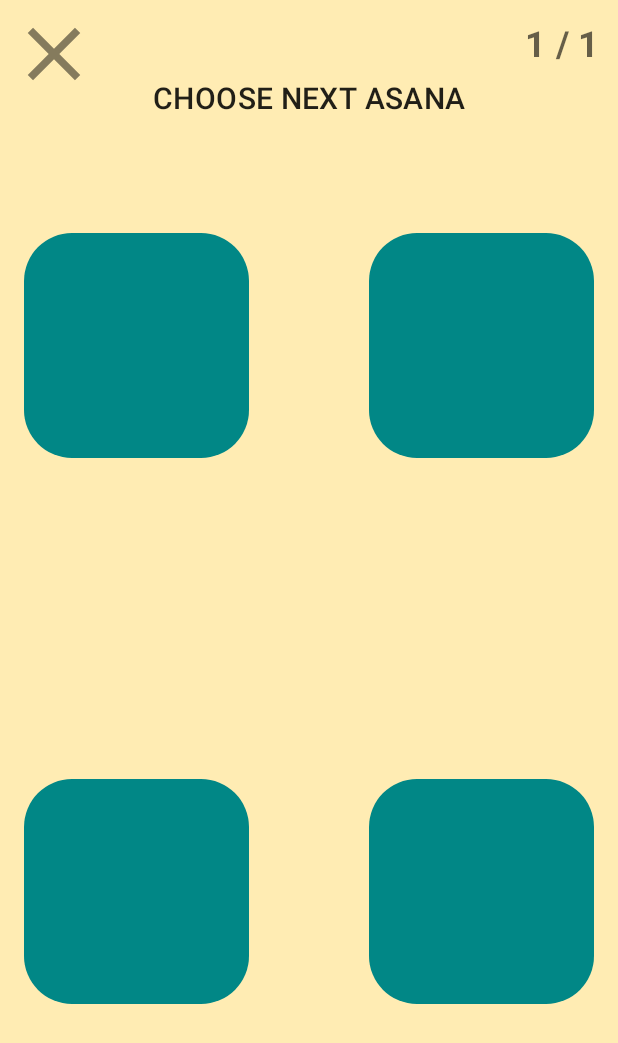
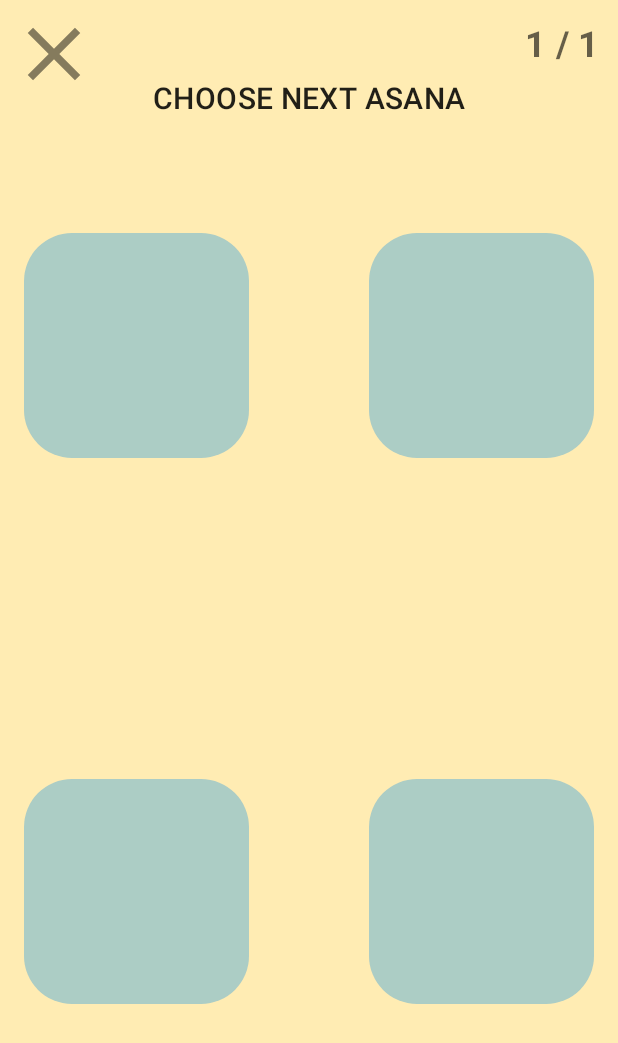
Before and after one commit to LuisCP20/AshtangaApp, an Android app: the SequenceQuestionFragment screen opened through its navigation route, on a phone screen of 412 x 824 dp. Shown: the top 1043 px of the screen. Run offline under Robolectric (Android 15) with nearby library versions, the phone set to English and light mode, and no system bars; our stand-ins replace data binding, navigation-ui; 5 statements that could not run were skipped.

```diff
--- a/app/src/main/res/drawable-v24/roundcorners.xml
+++ b/app/src/main/res/drawable-v24/roundcorners.xml
@@ -1,6 +1,6 @@
 <?xml version="1.0" encoding="utf-8"?>
 <!--https://stackoverflow.com/questions/21633637/rounded-corners-android-image-buttons answered Feb 7 '14 at 17:06 Nambi-->
 <shape xmlns:android="http://schemas.android.com/apk/res/android">
-    <solid android:color="@color/design_default_color_secondary_variant" />
+    <solid android:color="#7F59add7" />
     <corners android:radius="32dp" />
 </shape>
--- a/app/src/main/res/layout/fragment_sequence_question.xml
+++ b/app/src/main/res/layout/fragment_sequence_question.xml
@@ -42,12 +42,12 @@
             android:layout_marginTop="128dp"
             android:layout_marginEnd="8dp"
             android:layout_marginBottom="128dp"
-            android:contentDescription="@string/decorative_yoga_posture"
             app:layout_constraintBottom_toBottomOf="@+id/ConstraintLayout"
             app:layout_constraintEnd_toEndOf="parent"
             app:layout_constraintStart_toStartOf="parent"
             app:layout_constraintTop_toTopOf="parent"
             app:imageResource = "@{viewModel.asana.postureImageResourceId}"
+            android:contentDescription = "current posture"
             tools:srcCompat="@drawable/sa1" />
 
         <TextView
@@ -58,6 +58,7 @@
             android:layout_marginTop="2dp"
             tools:text="Current Posture Name"
             android:text="@{viewModel.asana.name}"
+            android:textColor="@color/design_default_color_on_secondary"
             app:layout_constraintEnd_toEndOf="@id/Current_posture_imageView"
             app:layout_constraintStart_toStartOf="@id/Current_posture_imageView"
             app:layout_constraintTop_toBottomOf="@id/Current_posture_imageView" />
@@ -90,6 +91,7 @@
             android:layout_marginTop="8dp"
             tools:text="Option 1 Name"
             android:text="@{viewModel.textOptions.get(0)}"
+            android:textColor="@color/design_default_color_on_secondary"
             app:layout_constraintEnd_toEndOf="@+id/option1_imageButton"
             app:layout_constraintStart_toStartOf="@+id/option1_imageButton"
             app:layout_constraintTop_toBottomOf="@+id/option1_imageButton" />
@@ -102,6 +104,7 @@
             android:layout_marginStart="16dp"
             android:layout_marginBottom="32dp"
             android:adjustViewBounds="true"
+            android:hapticFeedbackEnabled="true"
             android:padding="2dp"
             android:background="@drawable/roundcorners"
             android:scaleType="fitCenter"
@@ -120,6 +123,7 @@
             android:layout_marginTop="8dp"
             tools:text="Option 2 Name"
             android:text="@{viewModel.textOptions.get(1)}"
+            android:textColor="@color/design_default_color_on_secondary"
             app:layout_constraintEnd_toEndOf="@+id/option2_imageButton"
             app:layout_constraintStart_toStartOf="@+id/option2_imageButton"
             app:layout_constraintTop_toBottomOf="@+id/option2_imageButton" />
@@ -150,6 +154,7 @@
             android:layout_marginTop="8dp"
             tools:text="Option 3 Name"
             android:text="@{viewModel.textOptions.get(2)}"
+            android:textColor="@color/design_default_color_on_secondary"
             app:layout_constraintEnd_toEndOf="@+id/option3_imageButton"
             app:layout_constraintStart_toStartOf="@+id/option3_imageButton"
             app:layout_constraintTop_toBottomOf="@+id/option3_imageButton" />
@@ -182,6 +187,7 @@
             android:textAlignment="center"
             android:layout_marginTop="8dp"
             android:text="@{viewModel.textOptions.get(3)}"
+            android:textColor="@color/design_default_color_on_secondary"
             tools:text="Option 4 Name"
             app:layout_constraintEnd_toEndOf="@+id/option4_imageButton"
             app:layout_constraintStart_toStartOf="@+id/option4_imageButton"
@@ -216,6 +222,5 @@
             android:text="@{@string/posture_count(viewModel.questionPosition, viewModel.posCounter)}"
              />
 
-
     </androidx.constraintlayout.widget.ConstraintLayout>
 </layout>
--- a/app/src/main/res/navigation/nav_graph.xml
+++ b/app/src/main/res/navigation/nav_graph.xml
@@ -13,9 +13,6 @@
         <action
             android:id="@+id/action_mainFragment_to_sequenceMenuFragment2"
             app:destination="@id/sequenceMenuFragment2" />
-        <action
-            android:id="@+id/action_mainFragment_to_reviewFragment"
-            app:destination="@id/reviewFragment" />
     </fragment>
     <fragment
         android:id="@+id/sequenceQuestionFragment"
@@ -116,14 +113,4 @@
             android:id="@+id/action_postureQuestionFragment2_to_techniqueQuestionFragment"
             app:destination="@id/techniqueQuestionFragment" />
     </fragment>
-    <fragment
-        android:id="@+id/reviewFragment"
-        android:name="com.example.ashtanga1.ui.main.ReviewFragment"
-        android:label="fragment_review"
-        tools:layout="@layout/review_activity" >
-        <action
-            android:id="@+id/action_reviewFragment_to_mainFragment"
-            app:destination="@id/mainFragment"
-            app:popUpToInclusive="true" />
-    </fragment>
 </navigation>
```
Also changed, not shown: app/src/main/java/com/example/ashtanga1/ReviewActivity.kt (+4 -3 lines), app/src/main/res/layout/asana_card.xml (+9 -6 lines), app/src/main/res/layout/review_activity.xml (+27 -12 lines).
